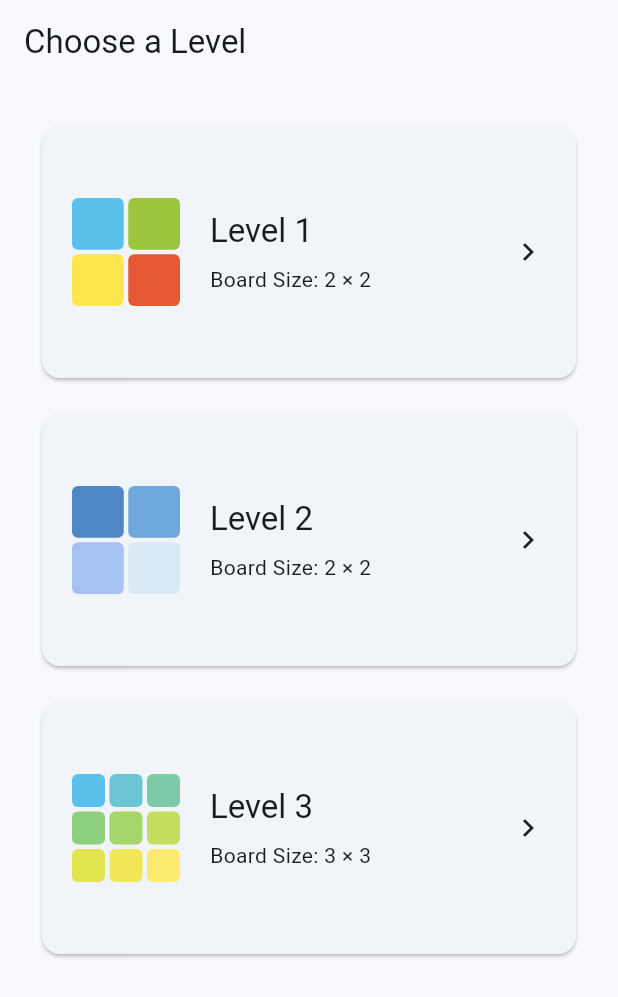
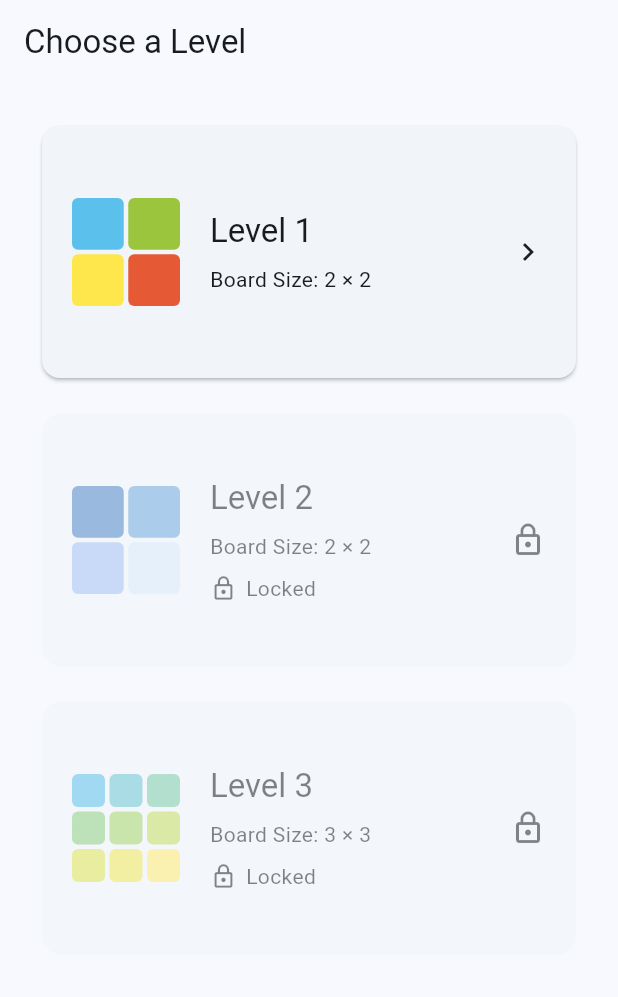
Before and after one commit to Berilblks/Pixel-Harmony, a Flutter app: the LevelSelectScreen screen opened by its route, on a phone screen of 412 x 824 dp. Shown: the top 997 px of the screen. Run offline on Flutter 3.47's test engine with Material 3 defaults, Android fonts, the phone set to English and light mode, and no system bars; our stand-ins replace flutter_riverpod, go_router, shared_preferences; missing offline and left inert: flame; accounts and stored records are empty.

Commit message:
feat: add sequential level progression

```diff
--- a/flutter_app/lib/core/localization/app_en.arb
+++ b/flutter_app/lib/core/localization/app_en.arb
@@ -23,5 +23,7 @@
   "levelNotFound": "Level not found",
   "backToLevels": "Back to Levels",
   "completedLabel": "Completed",
-  "progressLoadError": "Progress is unavailable. Levels remain playable."
+  "progressLoadError": "Progress is unavailable. Levels remain playable.",
+  "lockedLabel": "Locked",
+  "lockedMessage": "Complete the previous level to unlock this one."
 }
--- a/flutter_app/lib/core/localization/app_localizations.dart
+++ b/flutter_app/lib/core/localization/app_localizations.dart
@@ -199,6 +199,18 @@ abstract class AppLocalizations {
   /// In en, this message translates to:
   /// **'Progress is unavailable. Levels remain playable.'**
   String get progressLoadError;
+
+  /// No description provided for @lockedLabel.
+  ///
+  /// In en, this message translates to:
+  /// **'Locked'**
+  String get lockedLabel;
+
+  /// No description provided for @lockedMessage.
+  ///
+  /// In en, this message translates to:
+  /// **'Complete the previous level to unlock this one.'**
+  String get lockedMessage;
 }
 
 class _AppLocalizationsDelegate
--- a/flutter_app/lib/core/localization/app_localizations_en.dart
+++ b/flutter_app/lib/core/localization/app_localizations_en.dart
@@ -61,4 +61,10 @@ class AppLocalizationsEn extends AppLocalizations {
   @override
   String get progressLoadError =>
       'Progress is unavailable. Levels remain playable.';
+
+  @override
+  String get lockedLabel => 'Locked';
+
+  @override
+  String get lockedMessage => 'Complete the previous level to unlock this one.';
 }
--- a/flutter_app/lib/core/localization/app_localizations_tr.dart
+++ b/flutter_app/lib/core/localization/app_localizations_tr.dart
@@ -61,4 +61,10 @@ class AppLocalizationsTr extends AppLocalizations {
   @override
   String get progressLoadError =>
       'İlerleme bilgisi kullanılamıyor. Seviyeleri oynamaya devam edebilirsin.';
+
+  @override
+  String get lockedLabel => 'Kilitli';
+
+  @override
+  String get lockedMessage => 'Bu seviyeyi açmak için önceki seviyeyi tamamla.';
 }
--- a/flutter_app/lib/core/localization/app_tr.arb
+++ b/flutter_app/lib/core/localization/app_tr.arb
@@ -23,5 +23,7 @@
   "levelNotFound": "Seviye bulunamadı",
   "backToLevels": "Seviyelere Dön",
   "completedLabel": "Tamamlandı",
-  "progressLoadError": "İlerleme bilgisi kullanılamıyor. Seviyeleri oynamaya devam edebilirsin."
+  "progressLoadError": "İlerleme bilgisi kullanılamıyor. Seviyeleri oynamaya devam edebilirsin.",
+  "lockedLabel": "Kilitli",
+  "lockedMessage": "Bu seviyeyi açmak için önceki seviyeyi tamamla."
 }
--- a/flutter_app/lib/features/level_select/presentation/level_select_screen.dart
+++ b/flutter_app/lib/features/level_select/presentation/level_select_screen.dart
@@ -6,6 +6,7 @@ import 'package:pixel_harmony/core/localization/app_localizations.dart';
 import 'package:pixel_harmony/features/level_progress/application/level_progress_providers.dart';
 import 'package:pixel_harmony/game/levels/level_catalog.dart';
 import 'package:pixel_harmony/game/levels/level_definition.dart';
+import 'package:pixel_harmony/game/levels/level_progression.dart';
 
 class LevelSelectScreen extends ConsumerWidget {
   const LevelSelectScreen({super.key});
@@ -15,6 +16,7 @@ class LevelSelectScreen extends ConsumerWidget {
     final localizations = AppLocalizations.of(context);
     final progress = ref.watch(levelProgressControllerProvider);
     final completedLevelIds = progress.asData?.value ?? const <String>{};
+    final progression = LevelProgression(levels: LevelCatalog.levels);
 
     return Scaffold(
       appBar: AppBar(title: Text(localizations.chooseLevel)),
@@ -52,17 +54,26 @@ class LevelSelectScreen extends ConsumerWidget {
                   itemCount: LevelCatalog.levels.length,
                   itemBuilder: (context, index) {
                     final level = LevelCatalog.levels[index];
+                    final completed = completedLevelIds.contains(level.id);
+                    final unlocked = progression.isUnlocked(
+                      level.id,
+                      completedLevelIds,
+                    );
                     return _LevelCard(
                       level: level,
                       label: _localizedLevelName(localizations, level),
                       boardSizeLabel: localizations.boardSizeLabel,
                       completedLabel: localizations.completedLabel,
-                      completed: completedLevelIds.contains(level.id),
+                      lockedLabel: localizations.lockedLabel,
+                      completed: completed,
+                      unlocked: unlocked,
                       onTap:
-                          () => context.pushNamed(
+                          unlocked
+                              ? () => context.pushNamed(
                                 AppRoutes.gameplay,
                                 pathParameters: {'levelId': level.id},
-                          ),
+                              )
+                              : null,
                     );
                   },
                 );
@@ -93,7 +104,9 @@ class _LevelCard extends StatelessWidget {
     required this.label,
     required this.boardSizeLabel,
     required this.completedLabel,
+    required this.lockedLabel,
     required this.completed,
+    required this.unlocked,
     required this.onTap,
   });
 
@@ -101,14 +114,18 @@ class _LevelCard extends StatelessWidget {
   final String label;
   final String boardSizeLabel;
   final String completedLabel;
+  final String lockedLabel;
   final bool completed;
-  final VoidCallback onTap;
+  final bool unlocked;
+  final VoidCallback? onTap;
 
   @override
   Widget build(BuildContext context) {
-    return Card(
+    return Opacity(
+      opacity: unlocked ? 1 : 0.55,
+      child: Card(
         clipBehavior: Clip.antiAlias,
-      elevation: 1,
+        elevation: unlocked ? 1 : 0,
         child: InkWell(
           key: Key('levelCard_${level.id}'),
           onTap: onTap,
@@ -123,7 +140,10 @@ class _LevelCard extends StatelessWidget {
                     mainAxisAlignment: MainAxisAlignment.center,
                     crossAxisAlignment: CrossAxisAlignment.start,
                     children: [
-                    Text(label, style: Theme.of(context).textTheme.titleLarge),
+                      Text(
+                        label,
+                        style: Theme.of(context).textTheme.titleLarge,
+                      ),
                       const SizedBox(height: 8),
                       Text(
                         '$boardSizeLabel: ${level.boardSize} × ${level.boardSize}',
@@ -139,12 +159,23 @@ class _LevelCard extends StatelessWidget {
                             Text(completedLabel),
                           ],
                         ),
+                      ] else if (!unlocked) ...[
+                        const SizedBox(height: 8),
+                        Row(
+                          key: Key('levelLocked_${level.id}'),
+                          children: [
+                            const Icon(Icons.lock_outline, size: 18),
+                            const SizedBox(width: 6),
+                            Text(lockedLabel),
+                          ],
+                        ),
                       ],
                     ],
                   ),
                 ),
-              const Icon(Icons.chevron_right),
+                Icon(unlocked ? Icons.chevron_right : Icons.lock_outline),
               ],
+            ),
           ),
         ),
       ),
--- /dev/null
+++ b/flutter_app/lib/game/levels/level_progression.dart
@@ -0,0 +1,39 @@
+import 'package:pixel_harmony/game/levels/level_definition.dart';
+
+class LevelProgression {
+  LevelProgression({required List<LevelDefinition> levels})
+    : levels = List.unmodifiable(levels) {
+    final ids = levels.map((level) => level.id).toSet();
+    if (ids.length != levels.length) {
+      throw ArgumentError.value(levels, 'levels', 'Level IDs must be unique.');
+    }
+  }
+
+  final List<LevelDefinition> levels;
+
+  bool isUnlocked(String levelId, Set<String> completedLevelIds) {
+    final index = _indexOf(levelId);
+    if (index == 0 || completedLevelIds.contains(levelId)) {
+      return true;
+    }
+    return completedLevelIds.contains(levels[index - 1].id);
+  }
+
+  LevelDefinition? previousLevel(String levelId) {
+    final index = _indexOf(levelId);
+    return index == 0 ? null : levels[index - 1];
+  }
+
+  LevelDefinition? nextLevel(String levelId) {
+    final index = _indexOf(levelId);
+    return index == levels.length - 1 ? null : levels[index + 1];
+  }
+
+  int _indexOf(String levelId) {
+    final index = levels.indexWhere((level) => level.id == levelId);
+    if (index == -1) {
+      throw ArgumentError.value(levelId, 'levelId', 'Unknown level ID.');
+    }
+    return index;
+  }
+}
```
Also changed, not shown: flutter_app/lib/features/gameplay/presentation/gameplay_screen.dart (+74 -10 lines), 3 other files. Lines whose indentation alone changed are shown as unchanged.
